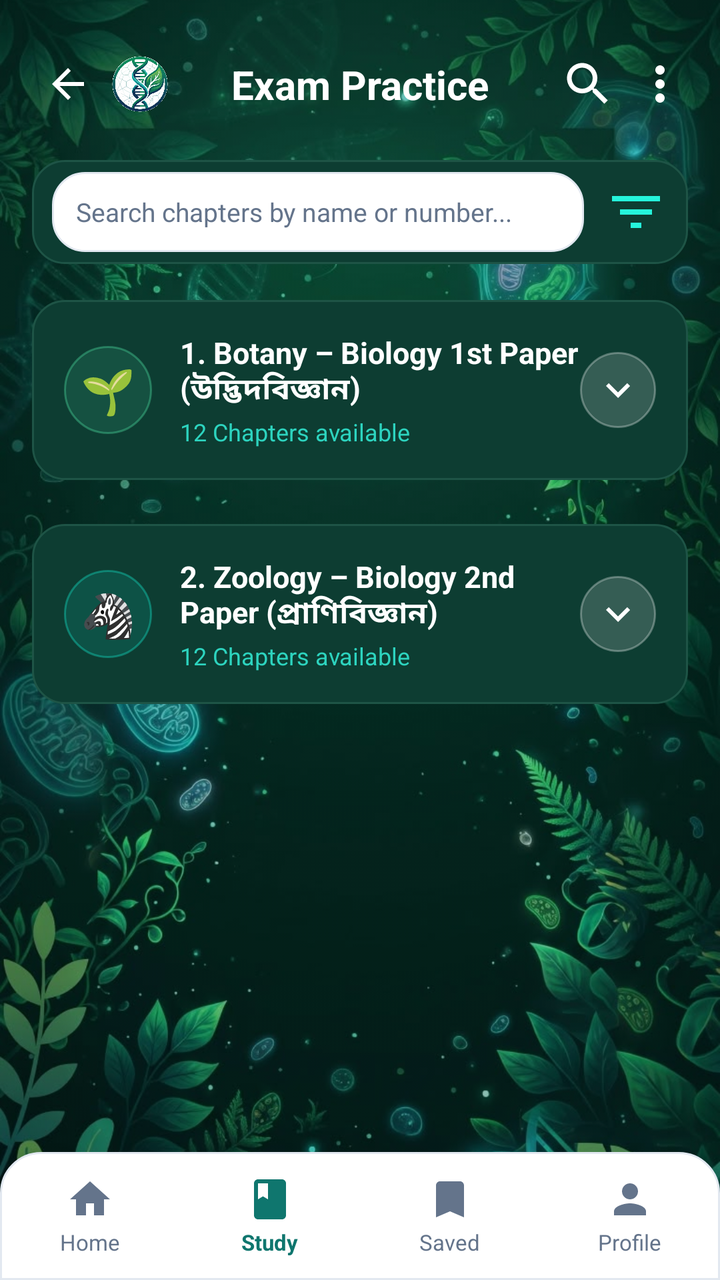
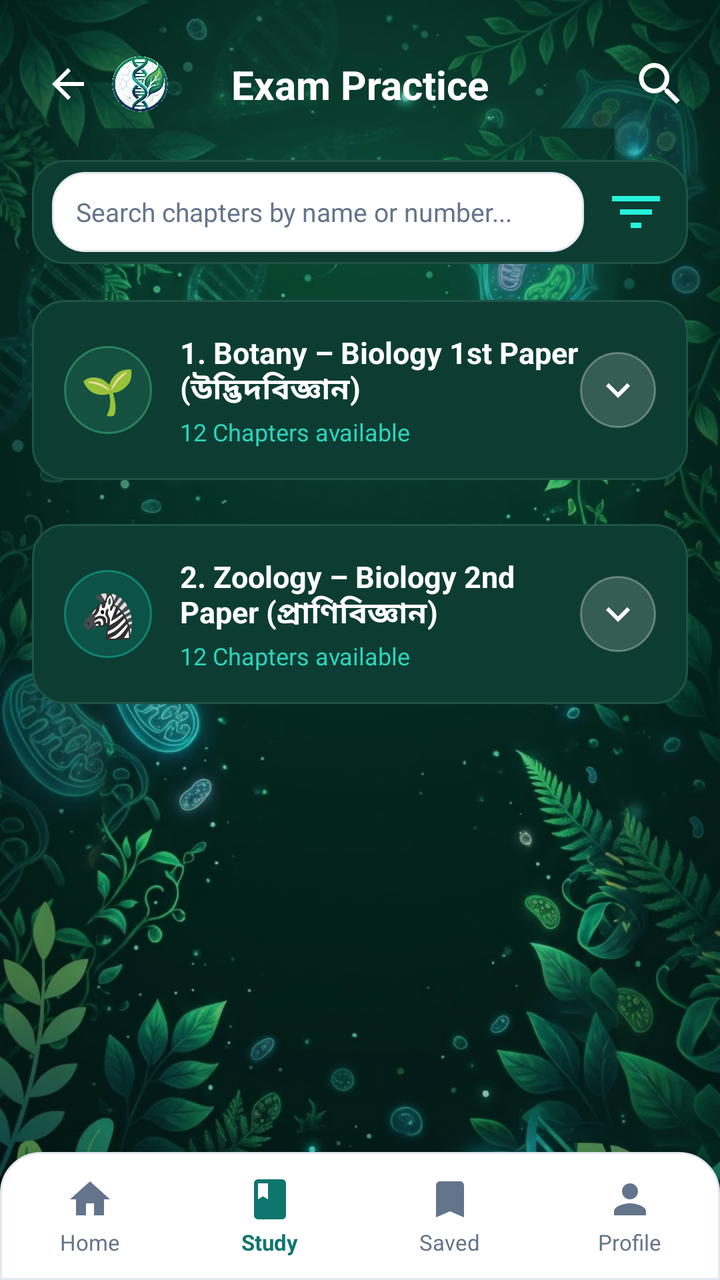

The first picture is an Android layout as it rendered before a commit; the second is the same layout after the commit. The layout source and the unified diff follow.
<!-- AndroidManifest.xml: application theme Theme.BioPrepAcademicStudyGuide -->
<!-- res/layout/activity_chapter.xml -->
<?xml version="1.0" encoding="utf-8"?>
<androidx.constraintlayout.widget.ConstraintLayout xmlns:android="http://schemas.android.com/apk/res/android"
    xmlns:app="http://schemas.android.com/apk/res-auto"
    xmlns:tools="http://schemas.android.com/tools"
    android:id="@+id/layoutChapterHubRoot"
    android:layout_width="match_parent"
    android:layout_height="match_parent"
    android:background="@color/bio_surface">

    
    <ImageView
        android:id="@+id/ivChapterBackground"
        android:layout_width="0dp"
        android:layout_height="0dp"
        android:alpha="0.85"
        android:importantForAccessibility="no"
        android:scaleType="centerCrop"
        android:src="@drawable/bg_stitch_biology"
        app:layout_constraintBottom_toBottomOf="parent"
        app:layout_constraintEnd_toEndOf="parent"
        app:layout_constraintStart_toStartOf="parent"
        app:layout_constraintTop_toTopOf="parent" />

    <View
        android:layout_width="0dp"
        android:layout_height="0dp"
        android:background="#22001713"
        app:layout_constraintBottom_toBottomOf="parent"
        app:layout_constraintEnd_toEndOf="parent"
        app:layout_constraintStart_toStartOf="parent"
        app:layout_constraintTop_toTopOf="parent" />

    
    <ScrollView
        android:layout_width="0dp"
        android:layout_height="0dp"
        android:fillViewport="true"
        app:layout_constraintBottom_toTopOf="@id/bottomNavBar"
        app:layout_constraintEnd_toEndOf="parent"
        app:layout_constraintStart_toStartOf="parent"
        app:layout_constraintTop_toTopOf="parent">

        <LinearLayout
            android:layout_width="match_parent"
            android:layout_height="wrap_content"
            android:orientation="vertical"
            android:paddingStart="16dp"
            android:paddingTop="20dp"
            android:paddingEnd="16dp"
            android:paddingBottom="24dp">

            
            <androidx.constraintlayout.widget.ConstraintLayout
                android:layout_width="match_parent"
                android:layout_height="wrap_content"
                android:paddingTop="4dp"
                android:paddingBottom="8dp">

                
                <LinearLayout
                    android:layout_width="wrap_content"
                    android:layout_height="wrap_content"
                    android:gravity="center_vertical"
                    android:orientation="horizontal"
                    app:layout_constraintBottom_toBottomOf="parent"
                    app:layout_constraintStart_toStartOf="parent"
                    app:layout_constraintTop_toTopOf="parent">

                    <ImageButton
                        android:id="@+id/btnChapterBack"
                        android:layout_width="36dp"
                        android:layout_height="36dp"
                        android:background="?attr/selectableItemBackgroundBorderless"
                        android:contentDescription="Back"
                        android:src="@drawable/ic_arrow_back"
                        app:tint="@color/white" />

                    <ImageView
                        android:layout_width="28dp"
                        android:layout_height="28dp"
                        android:layout_marginStart="4dp"
                        android:contentDescription="BioPrep App Logo"
                        android:src="@drawable/app_logo" />
                </LinearLayout>

                
                <TextView
                    android:id="@+id/tvChapterPaperTitle"
                    android:layout_width="wrap_content"
                    android:layout_height="wrap_content"
                    android:text="Exam Practice"
                    android:textColor="@color/white"
                    android:textSize="20sp"
                    android:textStyle="bold"
                    app:layout_constraintBottom_toBottomOf="parent"
                    app:layout_constraintEnd_toEndOf="parent"
                    app:layout_constraintStart_toStartOf="parent"
                    app:layout_constraintTop_toTopOf="parent" />

                
                <LinearLayout
                    android:layout_width="wrap_content"
                    android:layout_height="wrap_content"
                    android:gravity="center_vertical"
                    android:orientation="horizontal"
                    app:layout_constraintBottom_toBottomOf="parent"
                    app:layout_constraintEnd_toEndOf="parent"
                    app:layout_constraintTop_toTopOf="parent">

                    <ImageView
                        android:id="@+id/btnChapterSearch"
                        android:layout_width="28dp"
                        android:layout_height="28dp"
                        android:background="?attr/selectableItemBackgroundBorderless"
                        android:contentDescription="Search"
                        android:src="@drawable/ic_search_clean" />

                    <ImageView
                        android:id="@+id/btnChapterBookmark"
                        android:layout_width="28dp"
                        android:layout_height="28dp"
                        android:layout_marginStart="8dp"
                        android:background="?attr/selectableItemBackgroundBorderless"
                        android:contentDescription="Options"
                        android:src="@drawable/ic_more_vert_clean" />
                </LinearLayout>

            </androidx.constraintlayout.widget.ConstraintLayout>

            
            <LinearLayout
                android:layout_width="match_parent"
                android:layout_height="52dp"
                android:layout_marginTop="12dp"
                android:background="@drawable/bg_card_dark_teal"
                android:gravity="center_vertical"
                android:orientation="horizontal"
                android:paddingStart="10dp"
                android:paddingEnd="10dp">

                <EditText
                    android:id="@+id/etSearchChapters"
                    android:layout_width="0dp"
                    android:layout_height="40dp"
                    android:layout_weight="1"
                    android:background="@drawable/bg_card_white"
                    android:hint="Search chapters by name or number..."
                    android:inputType="text"
                    android:paddingStart="12dp"
                    android:paddingEnd="12dp"
                    android:textColor="@color/bio_card_text_dark"
                    android:textColorHint="@color/bio_card_text_muted"
                    android:textSize="13sp" />

                <ImageView
                    android:id="@+id/btnChapterFilter"
                    android:layout_width="32dp"
                    android:layout_height="32dp"
                    android:layout_marginStart="10dp"
                    android:background="?attr/selectableItemBackgroundBorderless"
                    android:contentDescription="Filter"
                    android:src="@drawable/ic_filter_clean" />
            </LinearLayout>

            
            
            
            <LinearLayout
                android:id="@+id/cardBotanyAccordion"
                android:layout_width="match_parent"
                android:layout_height="wrap_content"
                android:layout_marginTop="18dp"
                android:background="@drawable/bg_card_dark_teal"
                android:clickable="true"
                android:focusable="true"
                android:foreground="?attr/selectableItemBackground"
                android:gravity="center_vertical"
                android:orientation="horizontal"
                android:padding="16dp">

                <TextView
                    android:layout_width="44dp"
                    android:layout_height="44dp"
                    android:background="@drawable/bg_chip_emerald"
                    android:gravity="center"
                    android:text="🌱"
                    android:textSize="22sp" />

                <LinearLayout
                    android:layout_width="0dp"
                    android:layout_height="wrap_content"
                    android:layout_marginStart="14dp"
                    android:layout_weight="1"
                    android:orientation="vertical">

                    <TextView
                        android:id="@+id/tvBotanyHeaderTitle"
                        android:layout_width="wrap_content"
                        android:layout_height="wrap_content"
                        android:text="1. Botany – Biology 1st Paper (উদ্ভিদবিজ্ঞান)"
                        android:textColor="@color/white"
                        android:textSize="15sp"
                        android:textStyle="bold" />

                    <TextView
                        android:id="@+id/tvBotanyChapterCount"
                        android:layout_width="wrap_content"
                        android:layout_height="wrap_content"
                        android:layout_marginTop="2dp"
                        android:text="12 Chapters available"
                        android:textColor="@color/bio_mint_accent"
                        android:textSize="12sp" />
                </LinearLayout>

                
                <FrameLayout
                    android:id="@+id/btnToggleBotany"
                    android:layout_width="38dp"
                    android:layout_height="38dp"
                    android:background="@drawable/bg_toggle_arrow"
                    android:clickable="true"
                    android:focusable="true">

                    <ImageView
                        android:id="@+id/ivBotanyArrow"
                        android:layout_width="24dp"
                        android:layout_height="24dp"
                        android:layout_gravity="center"
                        android:contentDescription="Minimize or Maximize Botany Chapters"
                        android:src="@drawable/ic_chevron_down"
                        app:tint="@color/white" />
                </FrameLayout>
            </LinearLayout>

            
            <LinearLayout
                android:id="@+id/layoutBotanyExpanded"
                android:layout_width="match_parent"
                android:layout_height="wrap_content"
                android:layout_marginTop="6dp"
                android:orientation="vertical"
                android:visibility="visible">

                <LinearLayout
                    android:id="@+id/llBotanyChapters"
                    android:layout_width="match_parent"
                    android:layout_height="wrap_content"
                    android:orientation="vertical" />

                <TextView
                    android:id="@+id/tvNoBotanyMatches"
                    android:layout_width="match_parent"
                    android:layout_height="wrap_content"
                    android:gravity="center"
                    android:padding="16dp"
                    android:text="No Botany chapters match your search."
                    android:textColor="@color/bio_mint_accent"
                    android:textSize="12sp"
                    android:visibility="gone" />
            </LinearLayout>

            
            
            
            <LinearLayout
                android:id="@+id/cardZoologyAccordion"
                android:layout_width="match_parent"
                android:layout_height="wrap_content"
                android:layout_marginTop="16dp"
                android:background="@drawable/bg_card_dark_teal"
                android:clickable="true"
                android:focusable="true"
                android:foreground="?attr/selectableItemBackground"
                android:gravity="center_vertical"
                android:orientation="horizontal"
                android:padding="16dp">

                <TextView
                    android:layout_width="44dp"
                    android:layout_height="44dp"
                    android:background="@drawable/bg_chip_cyan"
                    android:gravity="center"
                    android:text="🦓"
                    android:textSize="22sp" />

                <LinearLayout
                    android:layout_width="0dp"
                    android:layout_height="wrap_content"
                    android:layout_marginStart="14dp"
                    android:layout_weight="1"
                    android:orientation="vertical">

                    <TextView
                        android:id="@+id/tvZoologyHeaderTitle"
                        android:layout_width="wrap_content"
                        android:layout_height="wrap_content"
                        android:text="2. Zoology – Biology 2nd Paper (প্রাণিবিজ্ঞান)"
                        android:textColor="@color/white"
                        android:textSize="15sp"
                        android:textStyle="bold" />

                    <TextView
                        android:id="@+id/tvZoologyChapterCount"
                        android:layout_width="wrap_content"
                        android:layout_height="wrap_content"
                        android:layout_marginTop="2dp"
                        android:text="12 Chapters available"
                        android:textColor="@color/bio_mint_accent"
                        android:textSize="12sp" />
                </LinearLayout>

                
                <FrameLayout
                    android:id="@+id/btnToggleZoology"
                    android:layout_width="38dp"
                    android:layout_height="38dp"
                    android:background="@drawable/bg_toggle_arrow"
                    android:clickable="true"
                    android:focusable="true">

                    <ImageView
                        android:id="@+id/ivZoologyArrow"
                        android:layout_width="24dp"
                        android:layout_height="24dp"
                        android:layout_gravity="center"
                        android:contentDescription="Minimize or Maximize Zoology Chapters"
                        android:src="@drawable/ic_chevron_down"
                        app:tint="@color/white" />
                </FrameLayout>
            </LinearLayout>

            
            <LinearLayout
                android:id="@+id/layoutZoologyExpanded"
                android:layout_width="match_parent"
                android:layout_height="wrap_content"
                android:layout_marginTop="6dp"
                android:orientation="vertical"
                android:visibility="visible">

                <LinearLayout
                    android:id="@+id/llZoologyChapters"
                    android:layout_width="match_parent"
                    android:layout_height="wrap_content"
                    android:orientation="vertical" />

                <TextView
                    android:id="@+id/tvNoZoologyMatches"
                    android:layout_width="match_parent"
                    android:layout_height="wrap_content"
                    android:gravity="center"
                    android:padding="16dp"
                    android:text="No Zoology chapters match your search."
                    android:textColor="@color/bio_mint_accent"
                    android:textSize="12sp"
                    android:visibility="gone" />
            </LinearLayout>

            
            <Button
                android:id="@+id/btnStartMockExam"
                android:layout_width="1dp"
                android:layout_height="1dp"
                android:visibility="gone" />

            <TextView
                android:id="@+id/tvChapterCountBadge"
                android:layout_width="1dp"
                android:layout_height="1dp"
                android:visibility="gone" />

            <TextView
                android:id="@+id/tabBotany"
                android:layout_width="1dp"
                android:layout_height="1dp"
                android:visibility="gone" />

            <TextView
                android:id="@+id/tabZoology"
                android:layout_width="1dp"
                android:layout_height="1dp"
                android:visibility="gone" />

            <ListView
                android:id="@+id/lvChapters"
                android:layout_width="1dp"
                android:layout_height="1dp"
                android:visibility="gone" />

            <TextView
                android:id="@+id/tvEmptyChapters"
                android:layout_width="1dp"
                android:layout_height="1dp"
                android:visibility="gone" />

            <View
                android:id="@+id/modeChapterMcq"
                android:layout_width="1dp"
                android:layout_height="1dp"
                android:visibility="gone" />

            <View
                android:id="@+id/modeMixedMock"
                android:layout_width="1dp"
                android:layout_height="1dp"
                android:visibility="gone" />

            <View
                android:id="@+id/modeBotanyPractice"
                android:layout_width="1dp"
                android:layout_height="1dp"
                android:visibility="gone" />

            <View
                android:id="@+id/modeZoologyPractice"
                android:layout_width="1dp"
                android:layout_height="1dp"
                android:visibility="gone" />

            <View
                android:id="@+id/btnPracticeBotany1"
                android:layout_width="1dp"
                android:layout_height="1dp"
                android:visibility="gone" />

            <View
                android:id="@+id/btnPracticeBotany2"
                android:layout_width="1dp"
                android:layout_height="1dp"
                android:visibility="gone" />

            <View
                android:id="@+id/btnPracticeBotany3"
                android:layout_width="1dp"
                android:layout_height="1dp"
                android:visibility="gone" />

            <View
                android:id="@+id/btnPracticeBotany4"
                android:layout_width="1dp"
                android:layout_height="1dp"
                android:visibility="gone" />

            <View
                android:id="@+id/btnPracticeZoology1"
                android:layout_width="1dp"
                android:layout_height="1dp"
                android:visibility="gone" />

            <View
                android:id="@+id/btnPracticeZoology2"
                android:layout_width="1dp"
                android:layout_height="1dp"
                android:visibility="gone" />

            <View
                android:layout_width="match_parent"
                android:layout_height="24dp" />

        </LinearLayout>
    </ScrollView>

    
    <LinearLayout
        android:id="@+id/bottomNavBar"
        android:layout_width="0dp"
        android:layout_height="64dp"
        android:background="@drawable/bg_bottom_nav_dock"
        android:elevation="8dp"
        android:gravity="center_vertical"
        android:orientation="horizontal"
        app:layout_constraintBottom_toBottomOf="parent"
        app:layout_constraintEnd_toEndOf="parent"
        app:layout_constraintStart_toStartOf="parent">

        
        <LinearLayout
            android:id="@+id/navTabHome"
            android:layout_width="0dp"
            android:layout_height="match_parent"
            android:layout_weight="1"
            android:gravity="center"
            android:orientation="vertical">

            <ImageView
                android:layout_width="24dp"
                android:layout_height="24dp"
                android:src="@drawable/ic_home_nav"
                app:tint="@color/bio_nav_inactive" />

            <TextView
                android:layout_width="wrap_content"
                android:layout_height="wrap_content"
                android:layout_marginTop="2dp"
                android:text="Home"
                android:textColor="@color/bio_nav_inactive"
                android:textSize="11sp" />
        </LinearLayout>

        
        <LinearLayout
            android:id="@+id/navTabStudy"
            android:layout_width="0dp"
            android:layout_height="match_parent"
            android:layout_weight="1"
            android:gravity="center"
            android:orientation="vertical">

            <ImageView
                android:layout_width="24dp"
                android:layout_height="24dp"
                android:src="@drawable/ic_study_nav"
                app:tint="@color/bio_nav_active" />

            <TextView
                android:layout_width="wrap_content"
                android:layout_height="wrap_content"
                android:layout_marginTop="2dp"
                android:text="Study"
                android:textColor="@color/bio_nav_active"
                android:textSize="11sp"
                android:textStyle="bold" />
        </LinearLayout>

        
        <LinearLayout
            android:id="@+id/navTabSaved"
            android:layout_width="0dp"
            android:layout_height="match_parent"
            android:layout_weight="1"
            android:gravity="center"
            android:orientation="vertical">

            <ImageView
                android:layout_width="24dp"
                android:layout_height="24dp"
                android:src="@drawable/ic_saved_nav" />

            <TextView
                android:layout_width="wrap_content"
                android:layout_height="wrap_content"
                android:layout_marginTop="2dp"
                android:text="Saved"
                android:textColor="@color/bio_nav_inactive"
                android:textSize="11sp" />
        </LinearLayout>

        
        <LinearLayout
            android:id="@+id/navTabProfile"
            android:layout_width="0dp"
            android:layout_height="match_parent"
            android:layout_weight="1"
            android:gravity="center"
            android:orientation="vertical">

            <ImageView
                android:layout_width="24dp"
                android:layout_height="24dp"
                android:src="@drawable/ic_profile_nav" />

            <TextView
                android:layout_width="wrap_content"
                android:layout_height="wrap_content"
                android:layout_marginTop="2dp"
                android:text="Profile"
                android:textColor="@color/bio_nav_inactive"
                android:textSize="11sp" />
        </LinearLayout>

    </LinearLayout>

</androidx.constraintlayout.widget.ConstraintLayout>
<!-- resources referenced by this layout -->
<resources>
  <color name="bio_card_text_dark">#0F172A</color>
  <color name="bio_card_text_muted">#64748B</color>
  <color name="bio_mint_accent">#2DD4BF</color>
  <color name="bio_nav_active">#0F766E</color>
  <color name="bio_nav_inactive">#64748B</color>
  <color name="bio_surface">#001713</color>
  <color name="white">#FFFFFFFF</color>
  <!-- drawable bg_card_white (drawable) -->
  <?xml version="1.0" encoding="utf-8"?>
  <shape xmlns:android="http://schemas.android.com/apk/res/android"
      android:shape="rectangle">
      <solid android:color="@color/bio_card_white" />
      <corners android:radius="16dp" />
      <stroke
          android:width="1dp"
          android:color="#E2E8F0" />
  </shape>
  <!-- drawable bg_chip_cyan (drawable) -->
  <?xml version="1.0" encoding="utf-8"?>
  <shape xmlns:android="http://schemas.android.com/apk/res/android"
      android:shape="rectangle">
      <solid android:color="#2015E6CD" />
      <corners android:radius="9999dp" />
      <stroke
          android:width="1dp"
          android:color="#6015E6CD" />
  </shape>
  <!-- drawable bg_chip_emerald (drawable) -->
  <?xml version="1.0" encoding="utf-8"?>
  <shape xmlns:android="http://schemas.android.com/apk/res/android"
      android:shape="rectangle">
      <solid android:color="#204EDEA3" />
      <corners android:radius="9999dp" />
      <stroke
          android:width="1dp"
          android:color="#604EDEA3" />
  </shape>
  <!-- drawable bg_toggle_arrow (drawable) -->
  <?xml version="1.0" encoding="utf-8"?>
  <shape xmlns:android="http://schemas.android.com/apk/res/android"
      android:shape="oval">
      <solid android:color="#2AFFFFFF" />
      <stroke
          android:width="1dp"
          android:color="#4DFFFFFF" />
      <size
          android:width="36dp"
          android:height="36dp" />
  </shape>
  <!-- drawable ic_chevron_down (drawable) -->
  <vector xmlns:android="http://schemas.android.com/apk/res/android"
      android:width="24dp"
      android:height="24dp"
      android:viewportWidth="24"
      android:viewportHeight="24">
      <path
          android:fillColor="#FFFFFF"
          android:pathData="M7.41,8.59L12,13.17l4.59,-4.58L18,10l-6,6 -6,-6 1.41,-1.41z" />
  </vector>
  <!-- drawable ic_filter_clean (drawable) -->
  <vector xmlns:android="http://schemas.android.com/apk/res/android"
      android:width="24dp"
      android:height="24dp"
      android:viewportWidth="24"
      android:viewportHeight="24">
      <path
          android:fillColor="#25F4DB"
          android:pathData="M10,18h4v-2h-4v2zM3,6v2h18L21,6L3,6zM6,13h12v-2L6,11v2z" />
  </vector>
  <!-- drawable ic_home_nav (drawable) -->
  <vector xmlns:android="http://schemas.android.com/apk/res/android"
      android:width="24dp"
      android:height="24dp"
      android:viewportWidth="24"
      android:viewportHeight="24">
      <path
          android:fillColor="#0F766E"
          android:pathData="M10,20v-6h4v6h5v-8h3L12,3 2,12h3v8z" />
  </vector>
  <!-- drawable ic_more_vert_clean (drawable) -->
  <vector xmlns:android="http://schemas.android.com/apk/res/android"
      android:width="24dp"
      android:height="24dp"
      android:viewportWidth="24"
      android:viewportHeight="24">
      <path
          android:fillColor="#FFFFFF"
          android:pathData="M12,8c1.1,0 2,-0.9 2,-2s-0.9,-2 -2,-2 -2,0.9 -2,2 0.9,2 2,2zM12,10c-1.1,0 -2,0.9 -2,2s0.9,2 2,2 2,-0.9 2,-2 -0.9,-2 -2,-2zM12,16c-1.1,0 -2,0.9 -2,2s0.9,2 2,2 2,-0.9 2,-2 -0.9,-2 -2,-2z" />
  </vector>
  <style name="Theme.BioPrepAcademicStudyGuide" parent="Base.Theme.BioPrepAcademicStudyGuide" />
  <color name="bio_nav_dock_bg">#FFFFFF</color>
  <color name="bio_container_dark_teal">#0D3D32</color>
  <color name="bio_container_dark_border">#1E5446</color>
  <color name="bio_card_white">#FFFFFF</color>
  <style name="Base.Theme.BioPrepAcademicStudyGuide" parent="Theme.Material3.DayNight.NoActionBar">
          
          
      </style>
  <!-- unchanged entries left out for length: 9 -->
</resources>

<!-- the commit's change to res/layout/activity_chapter.xml (unified diff, before → after) -->
@@ -114,15 +114,6 @@
                         android:background="?attr/selectableItemBackgroundBorderless"
                         android:contentDescription="Search"
                         android:src="@drawable/ic_search_clean" />
-
-                    <ImageView
-                        android:id="@+id/btnChapterBookmark"
-                        android:layout_width="28dp"
-                        android:layout_height="28dp"
-                        android:layout_marginStart="8dp"
-                        android:background="?attr/selectableItemBackgroundBorderless"
-                        android:contentDescription="Options"
-                        android:src="@drawable/ic_more_vert_clean" />
                 </LinearLayout>
 
             </androidx.constraintlayout.widget.ConstraintLayout>
<!-- resource entries referenced after the edit -->
@@ -79,16 +79,6 @@
           android:fillColor="#0F766E"
           android:pathData="M10,20v-6h4v6h5v-8h3L12,3 2,12h3v8z" />
   </vector>
-  <!-- drawable ic_more_vert_clean (drawable) -->
-  <vector xmlns:android="http://schemas.android.com/apk/res/android"
-      android:width="24dp"
-      android:height="24dp"
-      android:viewportWidth="24"
-      android:viewportHeight="24">
-      <path
-          android:fillColor="#FFFFFF"
-          android:pathData="M12,8c1.1,0 2,-0.9 2,-2s-0.9,-2 -2,-2 -2,0.9 -2,2 0.9,2 2,2zM12,10c-1.1,0 -2,0.9 -2,2s0.9,2 2,2 2,-0.9 2,-2 -0.9,-2 -2,-2zM12,16c-1.1,0 -2,0.9 -2,2s0.9,2 2,2 2,-0.9 2,-2 -0.9,-2 -2,-2z" />
-  </vector>
   <style name="Theme.BioPrepAcademicStudyGuide" parent="Base.Theme.BioPrepAcademicStudyGuide" />
   <color name="bio_nav_dock_bg">#FFFFFF</color>
   <color name="bio_container_dark_teal">#0D3D32</color>
